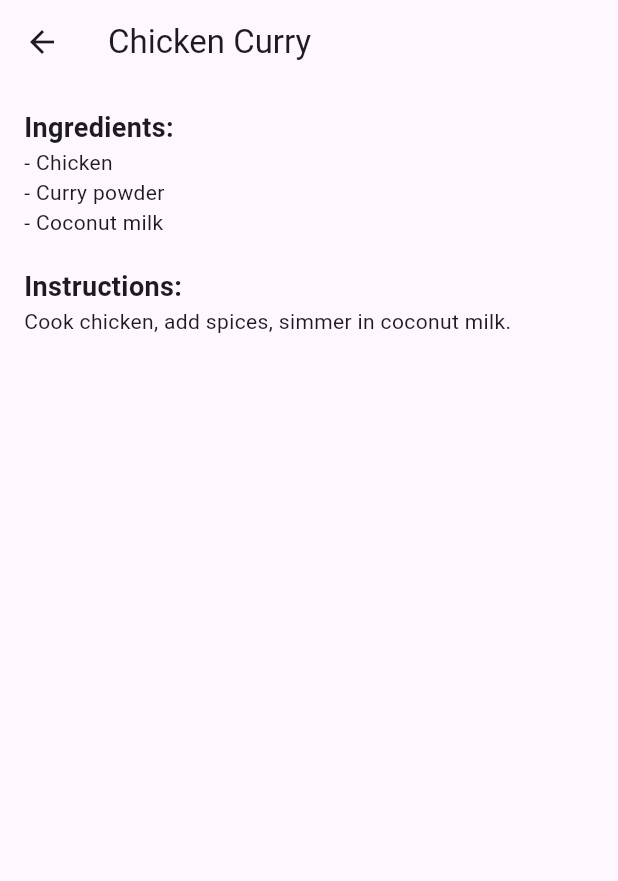
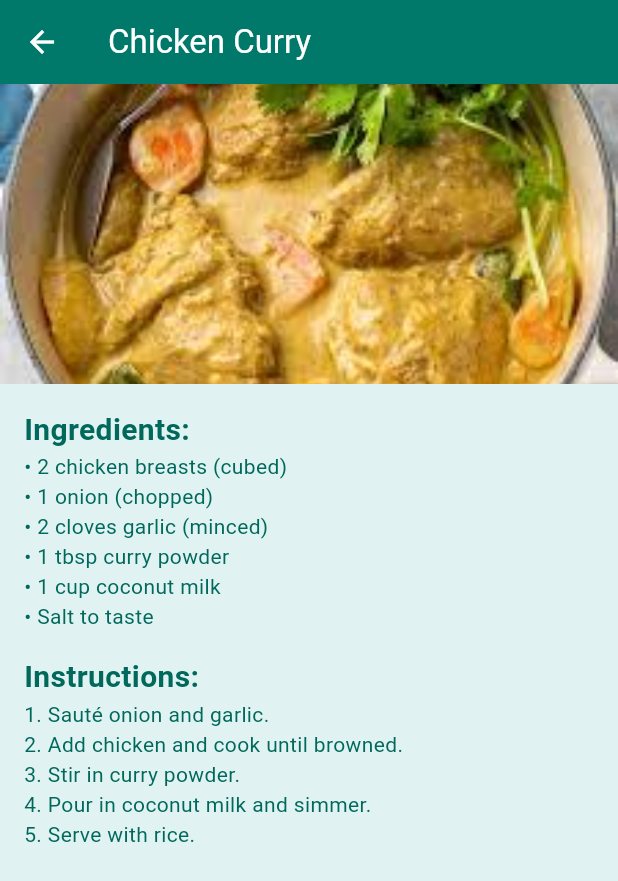
Before and after one commit to jenneetee/mobile-app-cw02, a Flutter app: the screen it shows after launch, after a tap on "Chicken Curry", on a phone screen of 412 x 824 dp. Shown: the top 881 px of the screen. Run offline on Flutter 3.47's test engine with Material 3 defaults, Android fonts, the phone set to English and light mode, and no system bars.

Commit message:
added pics and more recipes

```diff
--- a/lib/details_screen.dart
+++ b/lib/details_screen.dart
@@ -2,30 +2,55 @@ import 'package:flutter/material.dart';
 
 class DetailsScreen extends StatelessWidget {
   final String recipeName;
+  final String imagePath;
   final List<String> ingredients;
   final String instructions;
 
-  DetailsScreen(
-      {required this.recipeName,
-      required this.ingredients,
-      required this.instructions});
+  DetailsScreen({
+    required this.recipeName,
+    required this.imagePath,
+    required this.ingredients,
+    required this.instructions,
+  });
 
   @override
   Widget build(BuildContext context) {
     return Scaffold(
       appBar: AppBar(title: Text(recipeName)),
-      body: Padding(
-        padding: const EdgeInsets.all(16.0),
+      body: SingleChildScrollView(
         child: Column(
           crossAxisAlignment: CrossAxisAlignment.start,
-          children: <Widget>[
-            Text('Ingredients:',
-                style: TextStyle(fontSize: 18, fontWeight: FontWeight.bold)),
-            ...ingredients.map((ingredient) => Text('- $ingredient')).toList(),
-            SizedBox(height: 20),
-            Text('Instructions:',
-                style: TextStyle(fontSize: 18, fontWeight: FontWeight.bold)),
-            Text(instructions),
+          children: [
+            Image.asset(
+              imagePath,
+              width: double.infinity,
+              height: 200,
+              fit: BoxFit.cover,
+              errorBuilder: (context, error, stackTrace) {
+                return Icon(Icons.error, size: 100, color: Colors.red);
+              },
+            ),
+            Padding(
+              padding: const EdgeInsets.all(16.0),
+              child: Column(
+                crossAxisAlignment: CrossAxisAlignment.start,
+                children: [
+                  Text(
+                    'Ingredients:',
+                    style: TextStyle(fontSize: 20, fontWeight: FontWeight.bold),
+                  ),
+                  ...ingredients
+                      .map((ingredient) => Text('• $ingredient'))
+                      .toList(),
+                  SizedBox(height: 16),
+                  Text(
+                    'Instructions:',
+                    style: TextStyle(fontSize: 20, fontWeight: FontWeight.bold),
+                  ),
+                  Text(instructions),
+                ],
+              ),
+            ),
           ],
         ),
       ),
--- a/lib/home_screen.dart
+++ b/lib/home_screen.dart
@@ -2,44 +2,114 @@ import 'package:flutter/material.dart';
 import 'details_screen.dart';
 
 class HomeScreen extends StatelessWidget {
+  final List<Map<String, dynamic>> recipes = [
+    {
+      'name': 'Spaghetti Bolognese',
+      'image': 'assets/spaghetti-bolognese.jpg',
+      'ingredients': [
+        '200g spaghetti',
+        '100g minced beef',
+        '1 onion (chopped)',
+        '2 cloves garlic (minced)',
+        '1 cup tomato sauce',
+        'Salt & pepper to taste'
+      ],
+      'instructions': '1. Cook spaghetti.\n'
+          '2. Sauté onion and garlic.\n'
+          '3. Add minced beef and cook.\n'
+          '4. Pour in tomato sauce.\n'
+          '5. Simmer and serve with spaghetti.'
+    },
+    {
+      'name': 'Chicken Curry',
+      'image': 'assets/chicken-curry.jpg',
+      'ingredients': [
+        '2 chicken breasts (cubed)',
+        '1 onion (chopped)',
+        '2 cloves garlic (minced)',
+        '1 tbsp curry powder',
+        '1 cup coconut milk',
+        'Salt to taste'
+      ],
+      'instructions': '1. Sauté onion and garlic.\n'
+          '2. Add chicken and cook until browned.\n'
+          '3. Stir in curry powder.\n'
+          '4. Pour in coconut milk and simmer.\n'
+          '5. Serve with rice.'
+    },
+    {
+      'name': 'Pancakes',
+      'image': 'assets/pancakes.jpg',
+      'ingredients': [
+        '1 cup flour',
+        '1 egg',
+        '1 cup milk',
+        '1 tbsp sugar',
+        '1 tsp baking powder',
+        'Butter for cooking'
+      ],
+      'instructions': '1. Mix all ingredients.\n'
+          '2. Heat a pan and add butter.\n'
+          '3. Pour batter and cook until golden.\n'
+          '4. Flip and cook the other side.\n'
+          '5. Serve with syrup.'
+    },
+    {
+      'name': 'Caesar Salad',
+      'image': 'assets/caesar-salad.jpg',
+      'ingredients': [
+        '1 romaine lettuce',
+        '1/2 cup croutons',
+        '1/4 cup parmesan cheese',
+        '2 tbsp Caesar dressing',
+        '1 grilled chicken breast (sliced)'
+      ],
+      'instructions': '1. Chop lettuce.\n'
+          '2. Add croutons and cheese.\n'
+          '3. Toss with Caesar dressing.\n'
+          '4. Top with grilled chicken.\n'
+          '5. Serve immediately.'
+    }
+  ];
+
   @override
   Widget build(BuildContext context) {
     return Scaffold(
-      appBar: AppBar(title: Text('Recipe Book')),
-      body: ListView(
-        children: <Widget>[
-          ListTile(
-            title: Text('Spaghetti Bolognese'),
+      appBar: AppBar(title: Text('My Recipe Book')),
+      body: ListView.builder(
+        itemCount: recipes.length,
+        itemBuilder: (context, index) {
+          final recipe = recipes[index];
+          return Card(
+            margin: EdgeInsets.all(10),
+            child: ListTile(
+              leading: Image.asset(
+                recipe['image'],
+                width: 50,
+                height: 50,
+                fit: BoxFit.cover,
+                errorBuilder: (context, error, stackTrace) {
+                  return Icon(Icons.image_not_supported,
+                      size: 50, color: Colors.grey);
+                },
+              ),
+              title: Text(recipe['name']),
               onTap: () {
                 Navigator.push(
                   context,
                   MaterialPageRoute(
                     builder: (context) => DetailsScreen(
-                    recipeName: 'Spaghetti Bolognese',
-                    ingredients: ['Pasta', 'Ground beef', 'Tomato sauce'],
-                    instructions: 'Boil pasta, cook beef, mix with sauce.',
+                      recipeName: recipe['name'],
+                      imagePath: recipe['image'],
+                      ingredients: List<String>.from(recipe['ingredients']),
+                      instructions: recipe['instructions'],
                     ),
                   ),
                 );
               },
             ),
-          ListTile(
-            title: Text('Chicken Curry'),
-            onTap: () {
-              Navigator.push(
-                context,
-                MaterialPageRoute(
-                  builder: (context) => DetailsScreen(
-                    recipeName: 'Chicken Curry',
-                    ingredients: ['Chicken', 'Curry powder', 'Coconut milk'],
-                    instructions:
-                        'Cook chicken, add spices, simmer in coconut milk.',
-                  ),
-                ),
           );
         },
-          ),
-        ],
       ),
     );
   }
--- a/lib/main.dart
+++ b/lib/main.dart
@@ -1,16 +1,33 @@
 import 'package:flutter/material.dart';
-import 'home_screen.dart';
+import 'home_screen.dart'; // Import your HomeScreen
 
 void main() {
-  runApp(MyApp());
+  runApp(RecipeBookApp());
 }
 
-class MyApp extends StatelessWidget {
+class RecipeBookApp extends StatelessWidget {
   @override
   Widget build(BuildContext context) {
     return MaterialApp(
       title: 'Recipe Book',
-      theme: ThemeData(primarySwatch: Colors.blue),
+      theme: ThemeData(
+        primaryColor: Colors.teal, // Main app bar color
+        scaffoldBackgroundColor: Colors.teal.shade50, // Light teal background
+        appBarTheme: AppBarTheme(
+          backgroundColor: Colors.teal.shade700, // Darker teal for app bar
+          foregroundColor: Colors.white, // White text/icons
+        ),
+        textTheme: TextTheme(
+          bodyLarge: TextStyle(color: Colors.teal.shade900), // Darker text
+          bodyMedium: TextStyle(color: Colors.teal.shade800),
+        ),
+        elevatedButtonTheme: ElevatedButtonThemeData(
+          style: ElevatedButton.styleFrom(
+            backgroundColor: Colors.teal, // Button color
+            foregroundColor: Colors.white, // Button text
+          ),
+        ),
+      ),
       home: HomeScreen(),
     );
   }
--- a/pubspec.yaml
+++ b/pubspec.yaml
@@ -57,6 +57,11 @@ flutter:
   # the material Icons class.
   uses-material-design: true
 
+  assets:
+      - assets/spaghetti-bolognese.jpg
+      - assets/chicken-curry.jpg
+      - assets/pancakes.jpg
+      - assets/caesar-salad.jpg
   # To add assets to your application, add an assets section, like this:
   # assets:
   #   - images/a_dot_burr.jpeg
```
Also changed, not shown: assets/caesar-salad.jpg (added), assets/chicken-curry.jpg (added), assets/pancakes.jpg (added), assets/spaghetti-bolognese.jpg (added). Lines whose indentation alone changed are shown as unchanged.
